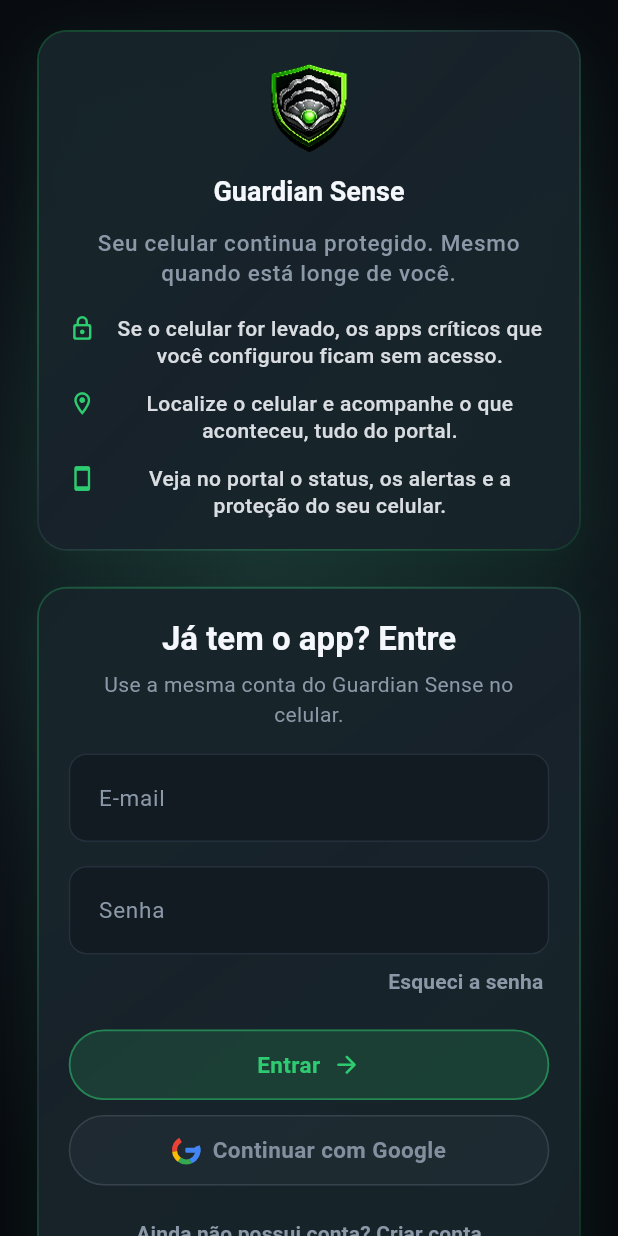
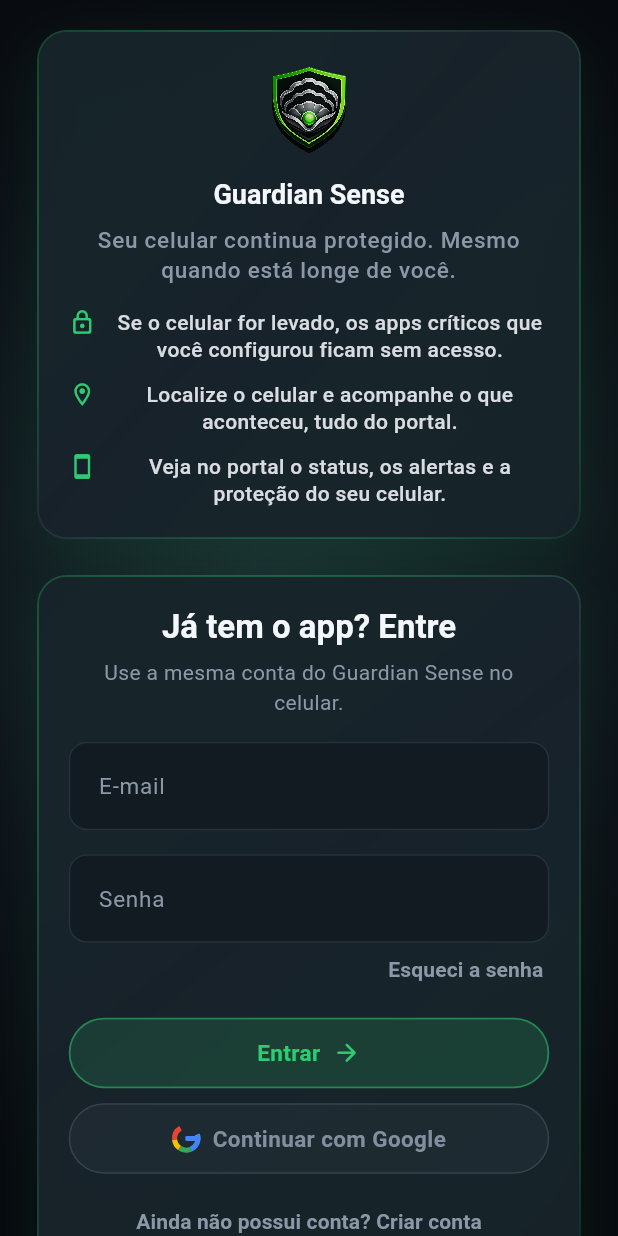
Before and after one commit to devhousecoastline/portal-guardiansense, a Flutter app: the screen it shows after launch, on a phone screen of 412 x 824 dp. Run offline on Flutter 3.47's test engine with Material 3 defaults, Android fonts, the phone set to English and light mode, and no system bars; our stand-ins replace cloud_firestore, cloud_functions, firebase_auth, firebase_core, flutter_map, go_router and 4 more; missing offline and left inert: dart:js_interop; accounts and stored records are empty; Roboto replaces fonts that are missing (Segoe UI).

Commit message:
fix(login): escudo nítido com respiração lenta e layout sem overflow

```diff
--- a/lib/core/widgets/guardian_logo.dart
+++ b/lib/core/widgets/guardian_logo.dart
@@ -1,7 +1,15 @@
+import 'package:flutter/foundation.dart';
 import 'package:flutter/material.dart';
 
-/// Proporção de [shield_transparent.png] (630×834).
+/// Proporção / resolução nativa de [shield_transparent.png] (igual ao app).
 const _shieldAspectRatio = 630 / 834;
+const _nativeWidth = 630;
+const _nativeHeight = 834;
+
+/// Respiração lenta: escala suave + fade igual à splash do app (0.75→1.0).
+const _breatheMinScale = 0.97;
+const _breatheMaxScale = 1.03;
+const _breatheDuration = Duration(milliseconds: 3200);
 
 class GuardianLogo extends StatelessWidget {
   const GuardianLogo({
@@ -10,41 +18,49 @@
     this.breathe = false,
   });
 
+  /// Altura lógica do escudo (largura segue a proporção do PNG).
   final double size;
 
-  /// Respiração suave (login / hero). Desligado por padrão.
+  /// Respiração lenta no login / marca. Desligado por padrão.
   final bool breathe;
 
   @override
   Widget build(BuildContext context) {
-    final dpr = MediaQuery.devicePixelRatioOf(context);
-    final renderH = size;
-    final renderW = size * _shieldAspectRatio;
-
-    final logo = RepaintBoundary(
-      child: SizedBox(
-        width: renderW,
-        height: renderH,
-        child: Image.asset(
-          'assets/images/shield_transparent.png',
-          fit: BoxFit.contain,
-          alignment: Alignment.center,
-          filterQuality: FilterQuality.high,
-          cacheWidth: (renderW * dpr).round().clamp(1, 4096),
-          cacheHeight: (renderH * dpr).round().clamp(1, 4096),
-          gaplessPlayback: true,
-        ),
-      ),
+    final image = Image.asset(
+      'assets/images/shield_transparent.png',
+      fit: BoxFit.contain,
+      alignment: Alignment.center,
+      filterQuality: kIsWeb ? FilterQuality.medium : FilterQuality.high,
+      isAntiAlias: true,
+      gaplessPlayback: true,
+      cacheWidth: _nativeWidth,
+      cacheHeight: _nativeHeight,
     );
 
-    if (!breathe) return logo;
-    return _BreathingLogo(child: logo);
+    final logoW = size * _shieldAspectRatio;
+    final logoH = size;
+
+    if (!breathe) {
+      return SizedBox(width: logoW, height: logoH, child: image);
+    }
+
+    return _BreathingLogo(
+      logoWidth: logoW,
+      logoHeight: logoH,
+      child: image,
+    );
   }
 }
 
 class _BreathingLogo extends StatefulWidget {
-  const _BreathingLogo({required this.child});
+  const _BreathingLogo({
+    required this.logoWidth,
+    required this.logoHeight,
+    required this.child,
+  });
 
+  final double logoWidth;
+  final double logoHeight;
   final Widget child;
 
   @override
@@ -53,20 +69,20 @@
 
 class _BreathingLogoState extends State<_BreathingLogo>
     with SingleTickerProviderStateMixin {
-  late final AnimationController _controller;
-  late final Animation<double> _scale;
+  late final AnimationController _controller = AnimationController(
+    vsync: this,
+    duration: _breatheDuration,
+  )..repeat(reverse: true);
 
-  @override
-  void initState() {
-    super.initState();
-    _controller = AnimationController(
-      vsync: this,
-      duration: const Duration(milliseconds: 3200),
-    )..repeat(reverse: true);
-    _scale = Tween<double>(begin: 1.0, end: 1.04).animate(
-      CurvedAnimation(parent: _controller, curve: Curves.easeInOut),
-    );
-  }
+  late final Animation<double> _scale = Tween<double>(
+    begin: _breatheMinScale,
+    end: _breatheMaxScale,
+  ).animate(CurvedAnimation(parent: _controller, curve: Curves.easeInOut));
+
+  late final Animation<double> _opacity = Tween<double>(
+    begin: 0.75,
+    end: 1.0,
+  ).animate(CurvedAnimation(parent: _controller, curve: Curves.easeInOut));
 
   @override
   void dispose() {
@@ -76,13 +92,26 @@
 
   @override
   Widget build(BuildContext context) {
-    return AnimatedBuilder(
-      animation: _scale,
-      builder: (context, child) => Transform.scale(
-        scale: _scale.value,
-        child: child,
+    // Reserva o pico da escala: textos abaixo não se movem.
+    final maxW = widget.logoWidth * _breatheMaxScale;
+    final maxH = widget.logoHeight * _breatheMaxScale;
+
+    return SizedBox(
+      width: maxW,
+      height: maxH,
+      child: Center(
+        child: FadeTransition(
+          opacity: _opacity,
+          child: ScaleTransition(
+            scale: _scale,
+            child: SizedBox(
+              width: widget.logoWidth,
+              height: widget.logoHeight,
+              child: widget.child,
+            ),
+          ),
+        ),
       ),
-      child: widget.child,
     );
   }
 }
--- a/lib/features/auth/presentation/login_page.dart
+++ b/lib/features/auth/presentation/login_page.dart
@@ -247,7 +247,8 @@
 
     return LayoutBuilder(
       builder: (context, constraints) {
-        final logoSize = (constraints.maxHeight * 0.14).clamp(96.0, 128.0);
+        // Cabe na altura sincronizada com o form (logo + breathe + textos).
+        final logoSize = (constraints.maxHeight * 0.16).clamp(120.0, 152.0);
 
         return Center(
           child: SingleChildScrollView(
--- a/lib/features/auth/presentation/widgets/login_brand_panel.dart
+++ b/lib/features/auth/presentation/widgets/login_brand_panel.dart
@@ -8,7 +8,7 @@
 class LoginBrandPanel extends StatelessWidget {
   const LoginBrandPanel({
     super.key,
-    this.logoSize = 220,
+    this.logoSize = 152,
     this.centered = false,
     this.showHighlights = true,
     this.fillHeight = false,
@@ -61,7 +61,7 @@
             ),
           ),
         ),
-        const SizedBox(height: 14),
+        const SizedBox(height: 10),
         SizedBox(
           width: double.infinity,
           child: Text(
@@ -75,9 +75,9 @@
           ),
         ),
         if (showHighlights) ...[
-          SizedBox(height: centered ? 18 : 22),
+          SizedBox(height: centered ? 16 : 18),
           for (var i = 0; i < AppConstants.loginHighlights.length; i++) ...[
-            if (i > 0) const SizedBox(height: 14),
+            if (i > 0) const SizedBox(height: 12),
             _HighlightRow(
               icon: _highlightIcons[i],
               label: AppConstants.loginHighlights[i],
@@ -88,7 +88,21 @@
       ],
     );
 
-    final child = fillHeight ? SizedBox.expand(child: body) : body;
+    // Em desktop a altura é sincronizada com o form; se apertar, rola sem
+    // overflow amarelo (mantém o escudo e a respiração).
+    final child = fillHeight
+        ? LayoutBuilder(
+            builder: (context, constraints) {
+              return SingleChildScrollView(
+                physics: const ClampingScrollPhysics(),
+                child: ConstrainedBox(
+                  constraints: BoxConstraints(minWidth: constraints.maxWidth),
+                  child: body,
+                ),
+              );
+            },
+          )
+        : body;
     if (embedded) return child;
     return AuthSurfaceCard(child: child);
   }
--- a/lib/features/devices/presentation/pair_landing_page.dart
+++ b/lib/features/devices/presentation/pair_landing_page.dart
@@ -29,7 +29,7 @@
             constraints: const BoxConstraints(maxWidth: 480),
             child: Column(
               children: [
-                const GuardianLogo(size: 96, breathe: true),
+                const GuardianLogo(size: 96),
                 const SizedBox(height: 8),
                 Text(
                   AppConstants.appName,
--- a/lib/features/info/presentation/coming_soon_page.dart
+++ b/lib/features/info/presentation/coming_soon_page.dart
@@ -74,7 +74,7 @@
     return Column(
       mainAxisSize: MainAxisSize.min,
       children: [
-        GuardianLogo(size: logoSize, breathe: true),
+        GuardianLogo(size: logoSize),
         Transform.translate(
           offset: const Offset(0, -8),
           child: Text(
```
Also changed, not shown: pubspec.lock.
